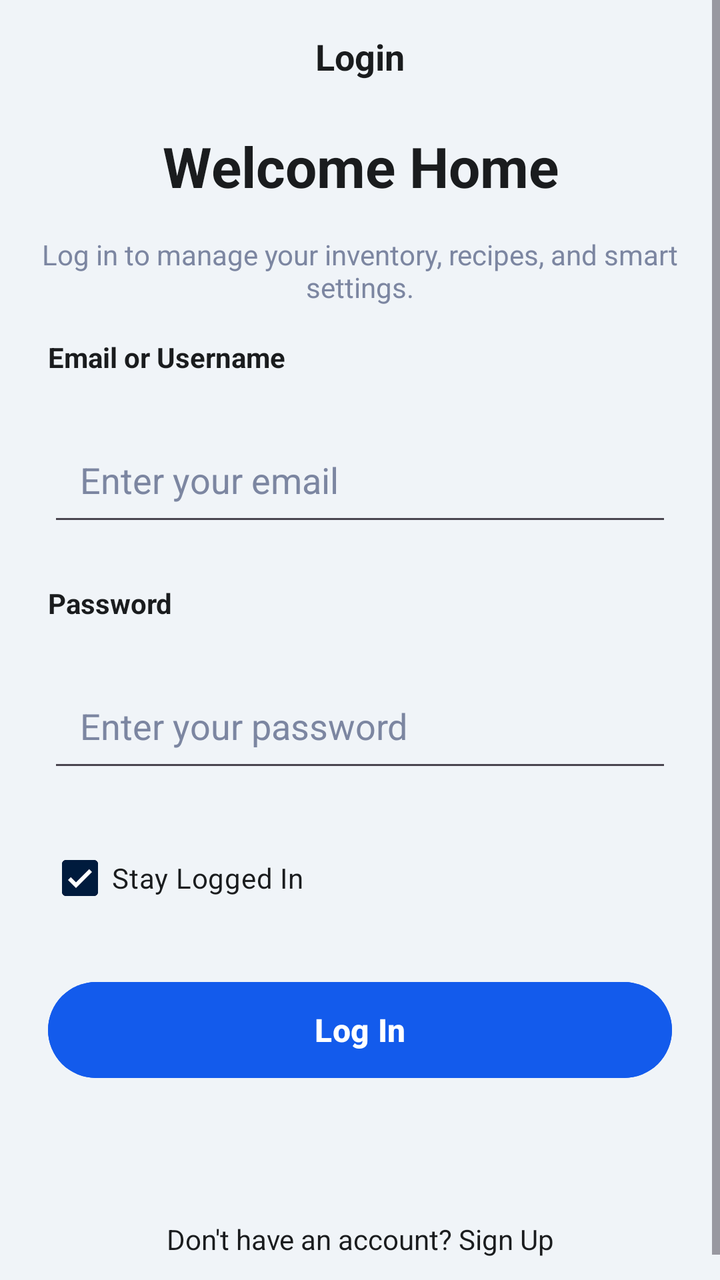
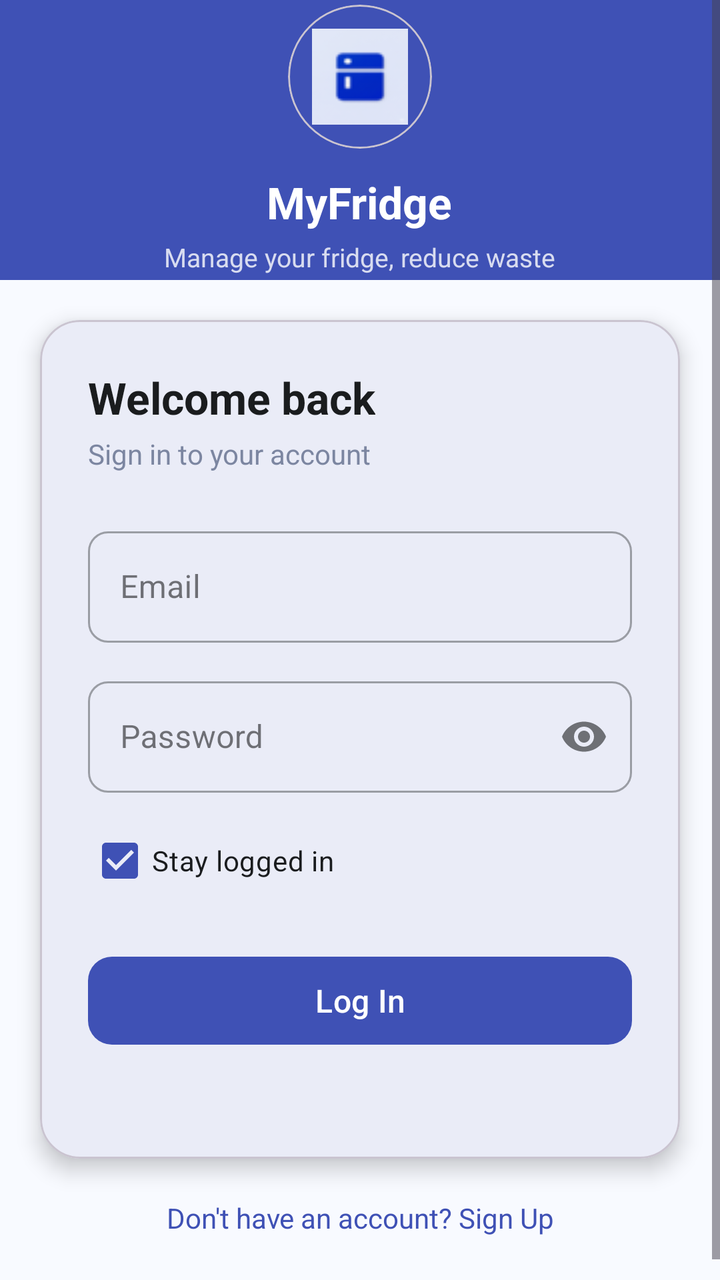

Screens rendered from an Android XML layout before and after an edit, with the pre-edit source and the edit as a unified diff.
<!-- AndroidManifest.xml: application theme Theme.MyFridge -->
<!-- res/layout/activity_main.xml -->
<?xml version="1.0" encoding="utf-8"?>
<ScrollView
    xmlns:android="http://schemas.android.com/apk/res/android"
    android:layout_width="match_parent"
    android:layout_height="match_parent"
    android:fillViewport="true"
    android:background="?android:attr/windowBackground">

    <LinearLayout
        android:layout_width="match_parent"
        android:layout_height="wrap_content"
        android:orientation="vertical">

        <LinearLayout
            android:layout_width="match_parent"
            android:layout_height="wrap_content"
            android:orientation="horizontal"
            android:padding="16dp"
            android:gravity="center_vertical">

            <TextView
                android:layout_width="0dp"
                android:layout_height="wrap_content"
                android:layout_weight="1"
                android:text="Login"
                android:textSize="18sp"
                android:textStyle="bold"
                android:textColor="?attr/colorOnSurface"
                android:gravity="center"/>
        </LinearLayout>

        <TextView
            android:layout_width="match_parent"
            android:layout_height="wrap_content"
            android:text="Welcome Home"
            android:textSize="28sp"
            android:textStyle="bold"
            android:textColor="?attr/colorOnSurface"
            android:gravity="center"
            android:layout_marginTop="8dp"/>

        <TextView
            android:layout_width="match_parent"
            android:layout_height="wrap_content"
            android:text="Log in to manage your inventory, recipes, and smart settings."
            android:textSize="14sp"
            android:textColor="@color/text_gray"
            android:gravity="center"
            android:layout_margin="16dp"/>

        <TextView
            android:layout_width="match_parent"
            android:layout_height="wrap_content"
            android:text="Email or Username"
            android:textSize="14sp"
            android:textStyle="bold"
            android:textColor="?attr/colorOnSurface"
            android:layout_marginHorizontal="24dp"/>

        <EditText
            android:id="@+id/etEmail"
            android:layout_width="match_parent"
            android:layout_height="56dp"
            android:layout_margin="24dp"
            android:layout_marginTop="8dp"
            android:hint="Enter your email"
            android:inputType="textEmailAddress"
            android:padding="16dp"
            android:textColor="?attr/colorOnSurface"
            android:textColorHint="@color/text_gray"/>

        <TextView
            android:layout_width="match_parent"
            android:layout_height="wrap_content"
            android:text="Password"
            android:textSize="14sp"
            android:textStyle="bold"
            android:textColor="?attr/colorOnSurface"
            android:layout_marginHorizontal="24dp"/>

        <EditText
            android:id="@+id/etPassword"
            android:layout_width="match_parent"
            android:layout_height="56dp"
            android:layout_margin="24dp"
            android:layout_marginTop="8dp"
            android:hint="Enter your password"
            android:inputType="textPassword"
            android:padding="16dp"
            android:textColor="?attr/colorOnSurface"
            android:textColorHint="@color/text_gray"/>

        <CheckBox
            android:id="@+id/cbStayLoggedIn"
            android:layout_width="match_parent"
            android:layout_height="wrap_content"
            android:layout_marginHorizontal="24dp"
            android:text="Stay Logged In"
            android:textColor="?attr/colorOnSurface"
            android:checked="true" />

        <Button
            android:id="@+id/btnLogin"
            android:layout_width="match_parent"
            android:layout_height="56dp"
            android:layout_margin="24dp"
            android:backgroundTint="@color/primary_blue"
            android:text="Log In"
            android:textAllCaps="false"
            android:textColor="@android:color/white"
            android:textSize="16sp"
            android:textStyle="bold" />

        <TextView
            android:id="@+id/tvMessage"
            android:layout_width="match_parent"
            android:layout_height="wrap_content"
            android:layout_marginHorizontal="24dp"
            android:gravity="center"
            android:textColor="#FF0000"
            android:textSize="14sp" />

        <TextView
            android:id="@+id/txtSignup"
            android:layout_width="match_parent"
            android:layout_height="wrap_content"
            android:text="Don't have an account? Sign Up"
            android:textSize="14sp"
            android:textColor="?attr/colorOnSurface"
            android:gravity="center"
            android:layout_marginTop="24dp"
            android:layout_marginBottom="24dp"/>

    </LinearLayout>

</ScrollView>
<!-- resources referenced by this layout -->
<resources>
  <color name="primary_blue">#135BEC</color>
  <color name="text_gray">#7C86A1</color>
  <style name="Theme.MyFridge" parent="Base.Theme.MyFridge" />
  <style name="Base.Theme.MyFridge" parent="Theme.Material3.DayNight.NoActionBar">
          
          <item name="colorPrimary">@color/navy_blue</item>
          <item name="colorOnPrimary">@color/white</item>
          <item name="colorPrimaryContainer">@color/accent_blue</item>
          <item name="colorOnPrimaryContainer">@color/white</item>
  
          
          <item name="colorSecondary">@color/deep_blue</item>
          <item name="colorOnSecondary">@color/white</item>
  
          
          <item name="colorError">@color/red_main</item>
          <item name="colorOnError">@color/white</item>
          <item name="colorErrorContainer">@color/red_light</item>
          <item name="colorOnErrorContainer">@color/red_dark</item>
  
          
          <item name="android:windowBackground">@color/light_blue_bg</item>
          <item name="colorSurface">@color/white</item>
          <item name="colorOnSurface">@color/text_dark</item>
          <item name="colorSurfaceVariant">@color/light_blue_bg</item>
          <item name="colorOnSurfaceVariant">@color/text_gray</item>
  
          
          <item name="android:statusBarColor">@color/navy_blue</item>
          <item name="android:windowLightStatusBar" tools:targetApi="m">false</item>
      </style>
  <color name="navy_blue">#001B3D</color>
  <color name="white">#FFFFFFFF</color>
  <color name="accent_blue">#3D8BFF</color>
  <color name="deep_blue">#001229</color>
  <color name="red_main">#D32F2F</color>
  <color name="red_light">#FFEBEE</color>
  <color name="red_dark">#B71C1C</color>
  <color name="light_blue_bg">#F0F4F8</color>
  <color name="text_dark">#1A1C1E</color>
</resources>

<!-- the commit's change to res/layout/activity_main.xml (unified diff, before → after) -->
@@ -1,135 +1,173 @@
 <?xml version="1.0" encoding="utf-8"?>
-<ScrollView
-    xmlns:android="http://schemas.android.com/apk/res/android"
+<ScrollView xmlns:android="http://schemas.android.com/apk/res/android"
+    xmlns:app="http://schemas.android.com/apk/res-auto"
     android:layout_width="match_parent"
     android:layout_height="match_parent"
-    android:fillViewport="true"
-    android:background="?android:attr/windowBackground">
+    android:background="@color/light_blue_bg"
+    android:fillViewport="true">
 
     <LinearLayout
         android:layout_width="match_parent"
         android:layout_height="wrap_content"
         android:orientation="vertical">
 
+        
         <LinearLayout
             android:layout_width="match_parent"
-            android:layout_height="wrap_content"
-            android:orientation="horizontal"
-            android:padding="16dp"
-            android:gravity="center_vertical">
+            android:layout_height="140dp"
+            android:background="@color/primary_blue"
+            android:gravity="center"
+            android:orientation="vertical">
+
+            <com.google.android.material.card.MaterialCardView
+                android:layout_width="72dp"
+                android:layout_height="72dp"
+                app:cardCornerRadius="36dp"
+                app:cardElevation="0dp"
+                app:cardBackgroundColor="@color/primary_blue">
+
+                <ImageView
+                    android:layout_width="match_parent"
+                    android:layout_height="match_parent"
+                    android:src="@drawable/ic_fridge"
+                    android:contentDescription="@string/app_name"
+                    android:scaleType="centerInside"
+                    android:padding="10dp" />
+
+            </com.google.android.material.card.MaterialCardView>
 
             <TextView
-                android:layout_width="0dp"
+                android:layout_width="wrap_content"
                 android:layout_height="wrap_content"
-                android:layout_weight="1"
-                android:text="Login"
-                android:textSize="18sp"
-                android:textStyle="bold"
-                android:textColor="?attr/colorOnSurface"
-                android:gravity="center"/>
+                android:layout_marginTop="12dp"
+                android:text="MyFridge"
+                android:textColor="@color/white"
+                android:textSize="22sp"
+                android:textStyle="bold" />
+
+            <TextView
+                android:layout_width="wrap_content"
+                android:layout_height="wrap_content"
+                android:layout_marginTop="4dp"
+                android:text="Manage your fridge, reduce waste"
+                android:textColor="#CCFFFFFF"
+                android:textSize="13sp" />
+
         </LinearLayout>
 
-        <TextView
+        
+        <com.google.android.material.card.MaterialCardView
             android:layout_width="match_parent"
             android:layout_height="wrap_content"
-            android:text="Welcome Home"
-            android:textSize="28sp"
-            android:textStyle="bold"
-            android:textColor="?attr/colorOnSurface"
-            android:gravity="center"
-            android:layout_marginTop="8dp"/>
+            android:layout_margin="20dp"
+            app:cardBackgroundColor="@color/white"
+            app:cardCornerRadius="20dp"
+            app:cardElevation="6dp">
 
-        <TextView
-            android:layout_width="match_parent"
-            android:layout_height="wrap_content"
-            android:text="Log in to manage your inventory, recipes, and smart settings."
-            android:textSize="14sp"
-            android:textColor="@color/text_gray"
-            android:gravity="center"
-            android:layout_margin="16dp"/>
+            <LinearLayout
+                android:layout_width="match_parent"
+                android:layout_height="wrap_content"
+                android:orientation="vertical"
+                android:padding="24dp">
 
-        <TextView
-            android:layout_width="match_parent"
-            android:layout_height="wrap_content"
-            android:text="Email or Username"
-            android:textSize="14sp"
-            android:textStyle="bold"
-            android:textColor="?attr/colorOnSurface"
-            android:layout_marginHorizontal="24dp"/>
+                <TextView
+                    android:layout_width="wrap_content"
+                    android:layout_height="wrap_content"
+                    android:text="Welcome back"
+                    android:textColor="@color/text_dark"
+                    android:textSize="22sp"
+                    android:textStyle="bold" />
 
-        <EditText
-            android:id="@+id/etEmail"
-            android:layout_width="match_parent"
-            android:layout_height="56dp"
-            android:layout_margin="24dp"
-            android:layout_marginTop="8dp"
-            android:hint="Enter your email"
-            android:inputType="textEmailAddress"
-            android:padding="16dp"
-            android:textColor="?attr/colorOnSurface"
-            android:textColorHint="@color/text_gray"/>
+                <TextView
+                    android:layout_width="wrap_content"
+                    android:layout_height="wrap_content"
+                    android:layout_marginTop="4dp"
+                    android:text="Sign in to your account"
+                    android:textColor="@color/text_gray"
+                    android:textSize="14sp" />
 
-        <TextView
-            android:layout_width="match_parent"
-            android:layout_height="wrap_content"
-            android:text="Password"
-            android:textSize="14sp"
-            android:textStyle="bold"
-            android:textColor="?attr/colorOnSurface"
-            android:layout_marginHorizontal="24dp"/>
+                <com.google.android.material.textfield.TextInputLayout
+                    android:layout_width="match_parent"
+                    android:layout_height="wrap_content"
+                    android:layout_marginTop="24dp"
+                    android:hint="Email"
+                    style="@style/Widget.MaterialComponents.TextInputLayout.OutlinedBox"
+                    app:boxCornerRadiusTopStart="10dp"
+                    app:boxCornerRadiusTopEnd="10dp"
+                    app:boxCornerRadiusBottomStart="10dp"
+                    app:boxCornerRadiusBottomEnd="10dp">
 
-        <EditText
-            android:id="@+id/etPassword"
-            android:layout_width="match_parent"
-            android:layout_height="56dp"
-            android:layout_margin="24dp"
-            android:layout_marginTop="8dp"
-            android:hint="Enter your password"
-            android:inputType="textPassword"
-            android:padding="16dp"
-            android:textColor="?attr/colorOnSurface"
-            android:textColorHint="@color/text_gray"/>
+                    <com.google.android.material.textfield.TextInputEditText
+                        android:id="@+id/etEmail"
+                        android:layout_width="match_parent"
+                        android:layout_height="wrap_content"
+                        android:inputType="textEmailAddress"
+                        android:maxLines="1" />
 
-        <CheckBox
-            android:id="@+id/cbStayLoggedIn"
-            android:layout_width="match_parent"
-            android:layout_height="wrap_content"
-            android:layout_marginHorizontal="24dp"
-            android:text="Stay Logged In"
-            android:textColor="?attr/colorOnSurface"
-            android:checked="true" />
+                </com.google.android.material.textfield.TextInputLayout>
 
-        <Button
-            android:id="@+id/btnLogin"
-            android:layout_width="match_parent"
-            android:layout_height="56dp"
-            android:layout_margin="24dp"
-            android:backgroundTint="@color/primary_blue"
-            android:text="Log In"
-            android:textAllCaps="false"
-            android:textColor="@android:color/white"
-            android:textSize="16sp"
-            android:textStyle="bold" />
+                <com.google.android.material.textfield.TextInputLayout
+                    android:layout_width="match_parent"
+                    android:layout_height="wrap_content"
+                    android:layout_marginTop="14dp"
+                    android:hint="Password"
+                    style="@style/Widget.MaterialComponents.TextInputLayout.OutlinedBox"
+                    app:boxCornerRadiusTopStart="10dp"
+                    app:boxCornerRadiusTopEnd="10dp"
+                    app:boxCornerRadiusBottomStart="10dp"
+                    app:boxCornerRadiusBottomEnd="10dp"
+                    app:endIconMode="password_toggle">
 
-        <TextView
-            android:id="@+id/tvMessage"
-            android:layout_width="match_parent"
-            android:layout_height="wrap_content"
-            android:layout_marginHorizontal="24dp"
-            android:gravity="center"
-            android:textColor="#FF0000"
-            android:textSize="14sp" />
+                    <com.google.android.material.textfield.TextInputEditText
+                        android:id="@+id/etPassword"
+                        android:layout_width="match_parent"
+                        android:layout_height="wrap_content"
+                        android:inputType="textPassword"
+                        android:maxLines="1" />
+
+                </com.google.android.material.textfield.TextInputLayout>
+
+                <androidx.appcompat.widget.AppCompatCheckBox
+                    android:id="@+id/cbStayLoggedIn"
+                    android:layout_width="match_parent"
+                    android:layout_height="wrap_content"
+                    android:layout_marginTop="10dp"
+                    android:checked="true"
+                    android:text="Stay logged in"
+                    android:textColor="@color/text_dark"
+                    android:textSize="14sp" />
+
+                <com.google.android.material.button.MaterialButton
+                    android:id="@+id/btnLogin"
+                    android:layout_width="match_parent"
+                    android:layout_height="52dp"
+                    android:layout_marginTop="20dp"
+                    android:text="Log In"
+                    android:textSize="16sp"
+                    app:cornerRadius="12dp" />
+
+                <TextView
+                    android:id="@+id/tvMessage"
+                    android:layout_width="match_parent"
+                    android:layout_height="wrap_content"
+                    android:layout_marginTop="10dp"
+                    android:gravity="center"
+                    android:textColor="@color/red_main"
+                    android:textSize="14sp" />
+
+            </LinearLayout>
+
+        </com.google.android.material.card.MaterialCardView>
 
         <TextView
             android:id="@+id/txtSignup"
             android:layout_width="match_parent"
             android:layout_height="wrap_content"
+            android:layout_marginBottom="32dp"
+            android:gravity="center"
             android:text="Don't have an account? Sign Up"
-            android:textSize="14sp"
-            android:textColor="?attr/colorOnSurface"
-            android:gravity="center"
-            android:layout_marginTop="24dp"
-            android:layout_marginBottom="24dp"/>
+            android:textColor="@color/primary_blue"
+            android:textSize="14sp" />
 
     </LinearLayout>
 
<!-- resource entries referenced after the edit -->
@@ -1,13 +1,13 @@
 <!-- resources referenced by this layout -->
 <resources>
-  <color name="primary_blue">#135BEC</color>
+  <color name="primary_blue">#3F51B5</color>
   <color name="text_gray">#7C86A1</color>
   <style name="Theme.MyFridge" parent="Base.Theme.MyFridge" />
-  <style name="Base.Theme.MyFridge" parent="Theme.Material3.DayNight.NoActionBar">
+  <style name="Base.Theme.MyFridge" parent="Theme.Material3.Light.NoActionBar">
           
-          <item name="colorPrimary">@color/navy_blue</item>
+          <item name="colorPrimary">@color/primary_blue</item>
           <item name="colorOnPrimary">@color/white</item>
-          <item name="colorPrimaryContainer">@color/accent_blue</item>
+          <item name="colorPrimaryContainer">@color/navy_blue</item>
           <item name="colorOnPrimaryContainer">@color/white</item>
   
           
@@ -15,30 +15,21 @@
           <item name="colorOnSecondary">@color/white</item>
   
           
-          <item name="colorError">@color/red_main</item>
-          <item name="colorOnError">@color/white</item>
-          <item name="colorErrorContainer">@color/red_light</item>
-          <item name="colorOnErrorContainer">@color/red_dark</item>
-  
-          
           <item name="android:windowBackground">@color/light_blue_bg</item>
           <item name="colorSurface">@color/white</item>
           <item name="colorOnSurface">@color/text_dark</item>
-          <item name="colorSurfaceVariant">@color/light_blue_bg</item>
-          <item name="colorOnSurfaceVariant">@color/text_gray</item>
   
           
           <item name="android:statusBarColor">@color/navy_blue</item>
           <item name="android:windowLightStatusBar" tools:targetApi="m">false</item>
       </style>
-  <color name="navy_blue">#001B3D</color>
+  <color name="navy_blue">#3F51B5</color>
   <color name="white">#FFFFFFFF</color>
-  <color name="accent_blue">#3D8BFF</color>
-  <color name="deep_blue">#001229</color>
-  <color name="red_main">#D32F2F</color>
-  <color name="red_light">#FFEBEE</color>
-  <color name="red_dark">#B71C1C</color>
-  <color name="light_blue_bg">#F0F4F8</color>
+  <!-- drawable ic_fridge: png bitmap (drawable, 2261 bytes) -->
+  <string name="app_name">MyFridge</string>
+  <color name="deep_blue">#303F9F</color>
+  <color name="red_main">#FF4B4B</color>
+  <color name="light_blue_bg">#F8FAFF</color>
   <color name="text_dark">#1A1C1E</color>
 </resources>
 
